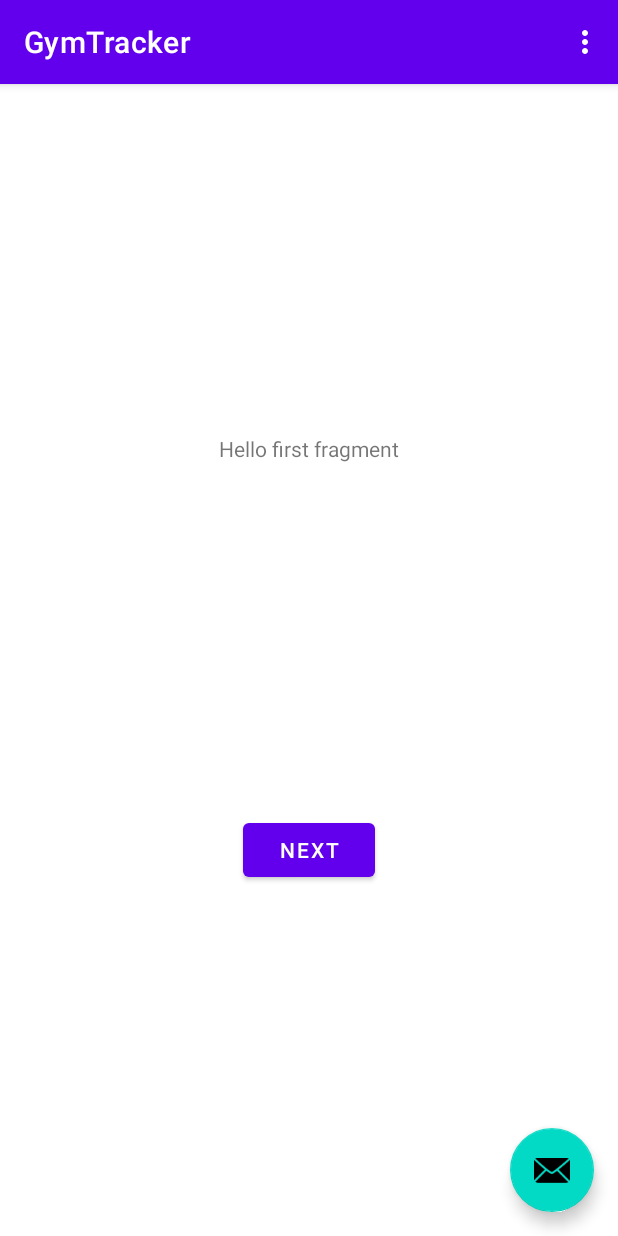
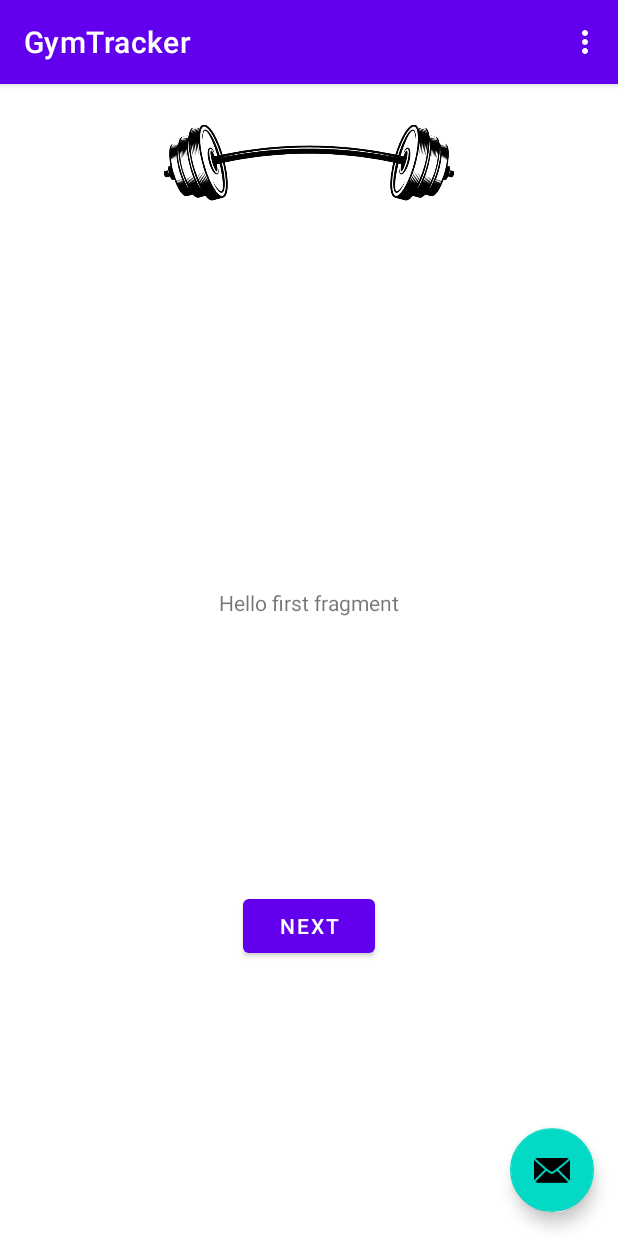
Before and after one commit to marcinRuta/gym-progress-mobile-app, an Android app: the MainActivity screen opened directly, with no data from a screen before it, on a phone screen of 412 x 824 dp. Run offline under Robolectric (Android 15) with nearby library versions, the phone set to English and light mode, and no system bars.

Commit message:
Added feature to adding details to profile

```diff
--- a/MobileApp/app/src/main/AndroidManifest.xml
+++ b/MobileApp/app/src/main/AndroidManifest.xml
@@ -24,6 +24,9 @@
         <activity android:name=".RegisterActivity"
             android:theme="@style/Theme.GymTracker.NoActionBar"
             />
+        <activity android:name=".ProfileActivity"
+            android:theme="@style/Theme.GymTracker.NoActionBar"
+            />
         <activity android:name=".MainActivity"
             android:theme="@style/Theme.GymTracker.NoActionBar"/>
 
--- a/MobileApp/app/src/main/java/com/example/gymtracker/LoginActivity.java
+++ b/MobileApp/app/src/main/java/com/example/gymtracker/LoginActivity.java
@@ -13,7 +13,6 @@ import retrofit2.Callback;
 import retrofit2.Response;
 import androidx.appcompat.app.AppCompatActivity;
 
-import com.example.gymtracker.DTO.LogData;
 import com.example.gymtracker.DTO.ResponseData;
 
 
--- a/MobileApp/app/src/main/java/com/example/gymtracker/MainActivity.java
+++ b/MobileApp/app/src/main/java/com/example/gymtracker/MainActivity.java
@@ -1,5 +1,6 @@
 package com.example.gymtracker;
 
+import android.content.Intent;
 import android.os.Bundle;
 
 import com.google.android.material.floatingactionbutton.FloatingActionButton;
@@ -7,13 +8,20 @@ import com.google.android.material.snackbar.Snackbar;
 
 import androidx.appcompat.app.AppCompatActivity;
 import androidx.appcompat.widget.Toolbar;
+import androidx.navigation.fragment.NavHostFragment;
 
 import android.view.View;
 
 import android.view.Menu;
 import android.view.MenuItem;
+import android.view.ViewStub;
 
 public class MainActivity extends AppCompatActivity {
+
+    private String mUsername = "Test";
+    private String mPassword = "Test";
+
+
 
     @Override
     protected void onCreate(Bundle savedInstanceState) {
@@ -22,20 +30,35 @@ public class MainActivity extends AppCompatActivity {
         Toolbar toolbar = findViewById(R.id.toolbar);
         setSupportActionBar(toolbar);
 
+        ViewStub stub = (ViewStub) findViewById(R.id.layout_stub);
+        stub.setLayoutResource(R.layout.content_main);
+        View inflated = stub.inflate();
+
         FloatingActionButton fab = findViewById(R.id.fab);
         fab.setOnClickListener(new View.OnClickListener() {
             @Override
             public void onClick(View view) {
                 Snackbar.make(view, "Replace with your own action", Snackbar.LENGTH_LONG)
                         .setAction("Action", null).show();
+
+
             }
         });
+
+        Intent intent = getIntent();
+        Bundle bundle = intent.getExtras();
+        if (bundle != null) {
+            mPassword = (String) bundle.get("password");
+            mUsername = (String) bundle.get("username");
+        }
+
     }
 
     @Override
     public boolean onCreateOptionsMenu(Menu menu) {
         // Inflate the menu; this adds items to the action bar if it is present.
         getMenuInflater().inflate(R.menu.menu_main, menu);
+
         return true;
     }
 
@@ -47,8 +70,16 @@ public class MainActivity extends AppCompatActivity {
         int id = item.getItemId();
 
         //noinspection SimplifiableIfStatement
-        if (id == R.id.action_settings) {
-            return true;
+        if (id == R.id.action_profile) {
+
+            Intent LoginIntent = new Intent(MainActivity.this, ProfileActivity.class);
+            LoginIntent.putExtra("username",mUsername);
+            LoginIntent.putExtra("password",mPassword);
+            startActivity(LoginIntent);
+        }
+        if (id==R.id.action_logout){
+            Intent LoginIntent = new Intent(MainActivity.this, LoginActivity.class);
+            startActivity(LoginIntent);
         }
 
         return super.onOptionsItemSelected(item);
--- a/MobileApp/app/src/main/res/layout/activity_main.xml
+++ b/MobileApp/app/src/main/res/layout/activity_main.xml
@@ -20,7 +20,11 @@
 
     </com.google.android.material.appbar.AppBarLayout>
 
-    <include layout="@layout/content_main" />
+    <ViewStub
+        android:id="@+id/layout_stub"
+        android:inflatedId="@+id/message_layout"
+        android:layout_width="match_parent"
+        android:layout_height="match_parent"/>
 
     <com.google.android.material.floatingactionbutton.FloatingActionButton
         android:id="@+id/fab"
--- a/MobileApp/app/src/main/res/layout/content_main.xml
+++ b/MobileApp/app/src/main/res/layout/content_main.xml
@@ -4,6 +4,16 @@
     android:layout_width="match_parent"
     android:layout_height="match_parent"
     app:layout_behavior="@string/appbar_scrolling_view_behavior">
+
+    <ImageView
+        android:id="@+id/imageView"
+        android:layout_width="193dp"
+        android:layout_height="193dp"
+        android:layout_marginTop="16dp"
+        app:layout_constraintEnd_toEndOf="parent"
+        app:layout_constraintStart_toStartOf="parent"
+        app:layout_constraintTop_toTopOf="parent"
+        app:srcCompat="@drawable/logo" />
 
     <fragment
         android:id="@+id/nav_host_fragment"
@@ -14,6 +24,6 @@
         app:layout_constraintBottom_toBottomOf="parent"
         app:layout_constraintLeft_toLeftOf="parent"
         app:layout_constraintRight_toRightOf="parent"
-        app:layout_constraintTop_toTopOf="parent"
+        app:layout_constraintTop_toBottomOf="@+id/imageView"
         app:navGraph="@navigation/nav_graph" />
 </androidx.constraintlayout.widget.ConstraintLayout>
--- a/MobileApp/app/src/main/res/menu/menu_main.xml
+++ b/MobileApp/app/src/main/res/menu/menu_main.xml
@@ -3,8 +3,23 @@
     xmlns:tools="http://schemas.android.com/tools"
     tools:context="com.example.gymtracker.MainActivity">
     <item
+        android:id="@+id/action_profile"
+        android:orderInCategory="100"
+        android:title="@string/action_profile"
+        app:showAsAction="never" />
+    <item
+        android:id="@+id/action_history"
+        android:orderInCategory="100"
+        android:title="@string/action_history"
+        app:showAsAction="never" />
+    <item
         android:id="@+id/action_settings"
         android:orderInCategory="100"
         android:title="@string/action_settings"
         app:showAsAction="never" />
+    <item
+        android:id="@+id/action_logout"
+        android:orderInCategory="100"
+        android:title="@string/action_logout"
+        app:showAsAction="never" />
 </menu>
--- a/MobileApp/app/src/main/res/values/strings.xml
+++ b/MobileApp/app/src/main/res/values/strings.xml
@@ -1,6 +1,6 @@
 <resources>
     <string name="app_name">GymTracker</string>
-    <string name="action_settings">Settings</string>
+    <string name="action_profile">Profile</string>
     <!-- Strings used for fragments for navigation -->
     <string name="first_fragment_label">First Fragment</string>
     <string name="second_fragment_label">Second Fragment</string>
@@ -15,4 +15,14 @@
     <string name="already_registered">Already Registered</string>
     <string name="hello_first_fragment">Hello first fragment</string>
     <string name="hello_second_fragment">Hello second fragment. Arg: %1$s</string>
+    <string name="action_settings">Settings</string>
+    <string name="action_history">History</string>
+    <string name="action_logout">Logout</string>
+    <string name="profile_details">Profile Details</string>
+    <string name="back">Back</string>
+    <string name="first_name">Name</string>
+    <string name="surname">Surname</string>
+    <string name="email">Email</string>
+    <string name="telephone_number">Telephone Number</string>
+    <string name="button_edit">Edit</string>
 </resources>
```
Also changed, not shown: MobileApp/app/src/main/java/com/example/gymtracker/ProfileActivity.java (added, +118 -0 lines), MobileApp/app/src/main/res/layout/activity_profile.xml (added, +131 -0 lines).
